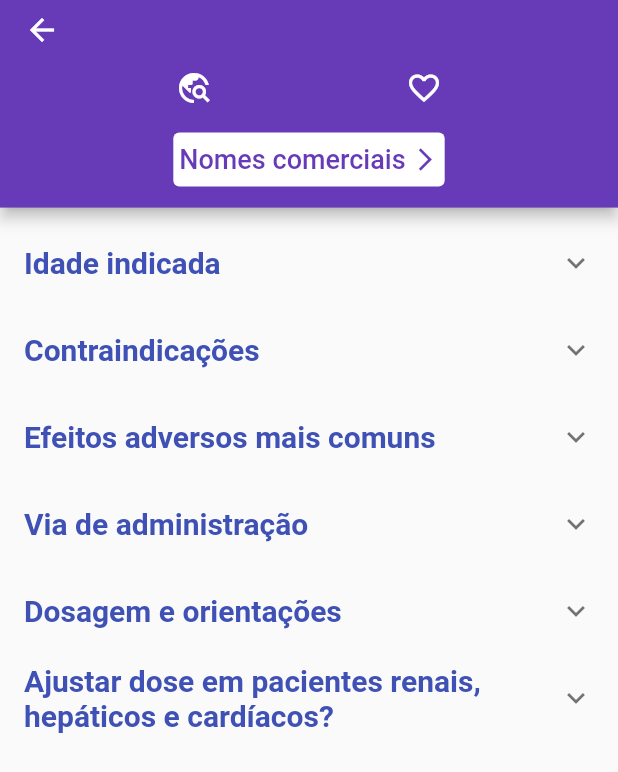
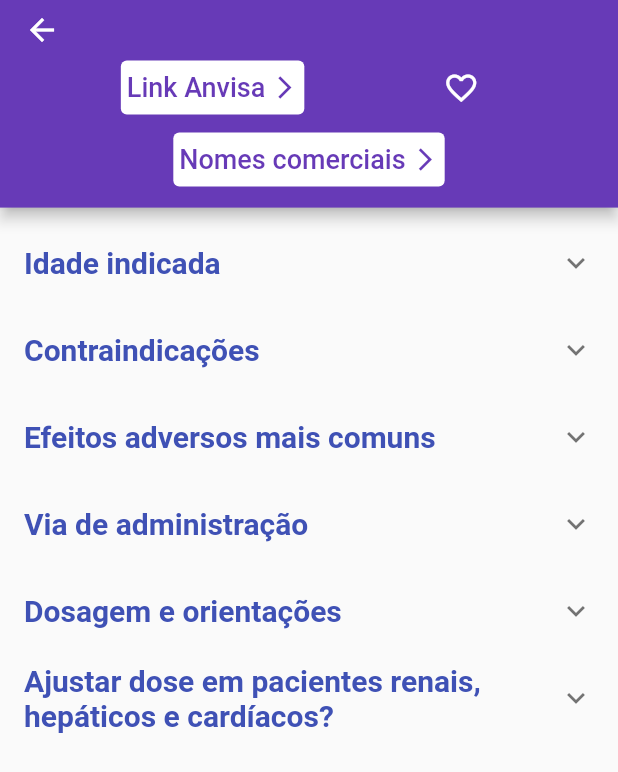
Before and after one commit to anselmoparente/Farmacoped, a Flutter app: the MedicationPage screen opened directly with empty values, on a phone screen of 412 x 824 dp. Shown: the top 772 px of the screen. Run offline on Flutter 3.47's test engine with Material 2 defaults, Android fonts, the phone set to English and light mode, and no system bars; our stand-ins replace cloud_firestore, firebase_core, get, get_storage, google_mobile_ads, smooth_page_indicator; accounts and stored records are empty.

Commit message:
Fix error of link anvisa

```diff
--- a/lib/ui/medication_page/medication_page.dart
+++ b/lib/ui/medication_page/medication_page.dart
@@ -28,7 +28,7 @@ class MedicationPage extends StatelessWidget {
               Row(
                 mainAxisAlignment: MainAxisAlignment.spaceEvenly,
                 children: [
-                  IconButton(
+                  TextButton(
                     onPressed: () {
                       launchUrl(
                         Uri.parse(
@@ -37,9 +37,30 @@ class MedicationPage extends StatelessWidget {
                         mode: LaunchMode.inAppWebView,
                       );
                     },
-                    icon: Icon(
-                      Icons.travel_explore,
-                      color: Colors.white,
+                    style: TextButton.styleFrom(
+                      backgroundColor: Colors.white,
+                      padding: const EdgeInsets.symmetric(
+                        vertical: 4.0,
+                        horizontal: 4.0,
+                      ),
+                    ),
+                    child: Wrap(
+                      crossAxisAlignment: WrapCrossAlignment.center,
+                      spacing: 4,
+                      children: [
+                        Text(
+                          'Link Anvisa',
+                          style: const TextStyle(
+                            fontSize: 18,
+                            color: Colors.deepPurple,
+                          ),
+                        ),
+                        const Icon(
+                          Icons.arrow_forward_ios,
+                          size: 18,
+                          color: Colors.deepPurple,
+                        ),
+                      ],
                     ),
                   ),
                   Obx(
```
